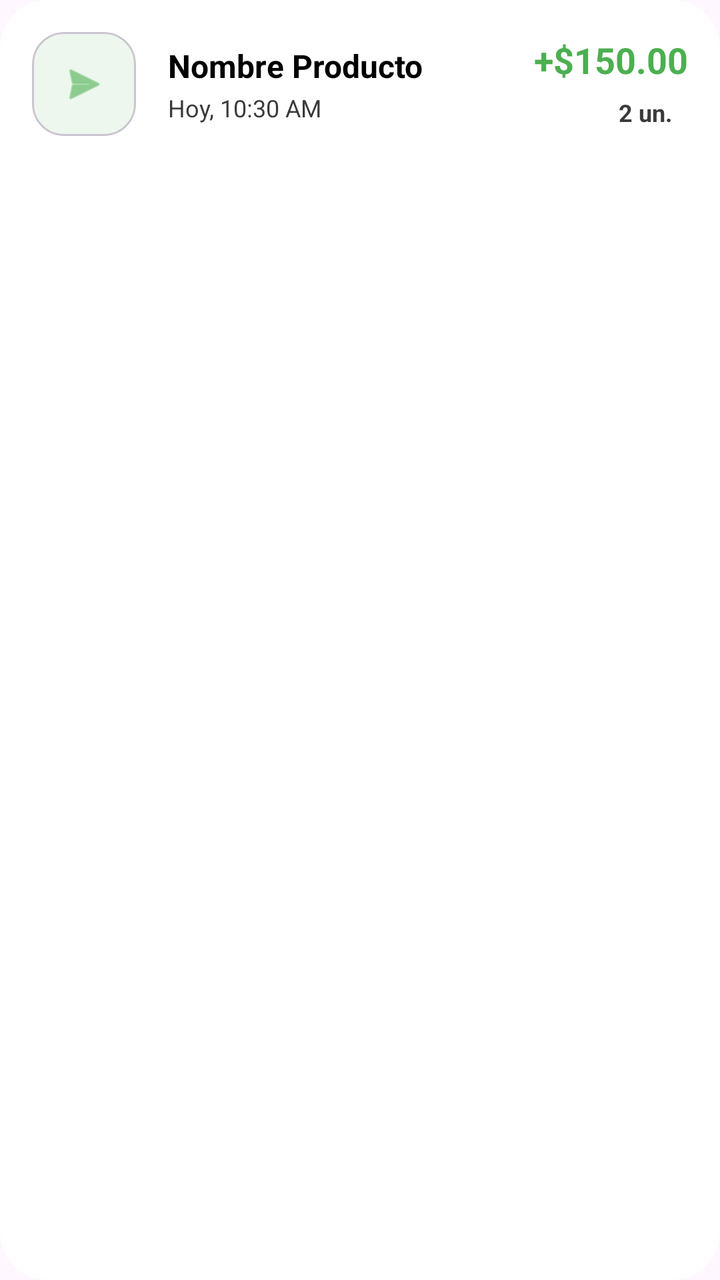
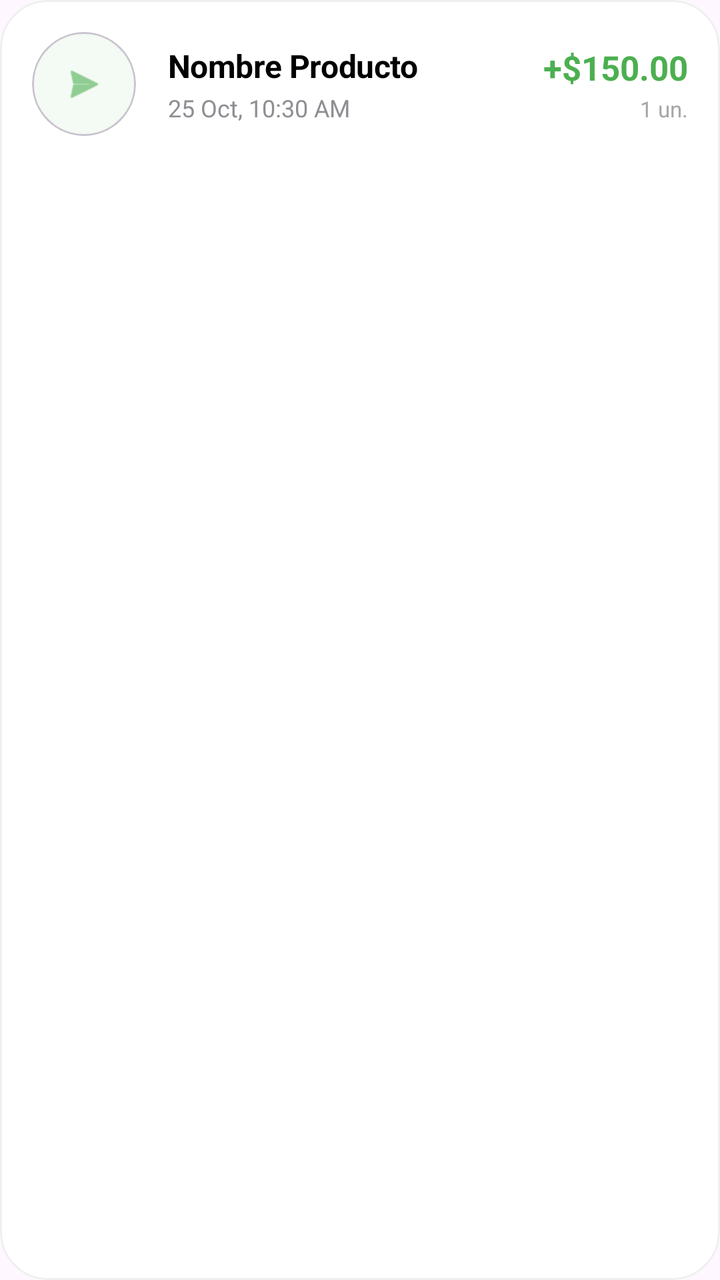

The first picture is an Android layout as it rendered before a commit; the second is the same layout after the commit. The layout source and the unified diff follow.
<!-- AndroidManifest.xml: application theme Theme.ActividadMenu -->
<!-- res/layout/item_transaccion.xml -->
<?xml version="1.0" encoding="utf-8"?>
<com.google.android.material.card.MaterialCardView xmlns:android="http://schemas.android.com/apk/res/android"
    xmlns:app="http://schemas.android.com/apk/res-auto"
    android:layout_width="match_parent"
    android:layout_height="wrap_content"
    android:layout_marginHorizontal="16dp"
    android:layout_marginVertical="6dp"
    app:cardCornerRadius="24dp"
    app:cardElevation="0dp"
    app:strokeWidth="1dp"
    app:strokeColor="#1AFFFFFF"
    app:cardBackgroundColor="@color/surface">

    <LinearLayout
        android:layout_width="match_parent"
        android:layout_height="wrap_content"
        android:orientation="horizontal"
        android:padding="16dp"
        android:gravity="center_vertical">

        <com.google.android.material.card.MaterialCardView
            android:id="@+id/cardIconType"
            android:layout_width="52dp"
            android:layout_height="52dp"
            app:cardCornerRadius="16dp"
            app:cardElevation="0dp"
            app:cardBackgroundColor="#1A4CAF50">
            <ImageView
                android:id="@+id/ivTransType"
                android:layout_width="24dp"
                android:layout_height="24dp"
                android:layout_gravity="center"
                android:src="@android:drawable/ic_menu_send"
                app:tint="#4CAF50" />
        </com.google.android.material.card.MaterialCardView>

        <LinearLayout
            android:layout_width="0dp"
            android:layout_height="wrap_content"
            android:layout_weight="1"
            android:layout_marginStart="16dp"
            android:orientation="vertical">

            <TextView
                android:id="@+id/tvTransNombre"
                android:layout_width="wrap_content"
                android:layout_height="wrap_content"
                android:text="Nombre Producto"
                android:textSize="16sp"
                android:textStyle="bold"
                android:textColor="@color/text_primary" />

            <TextView
                android:id="@+id/tvTransFecha"
                android:layout_width="wrap_content"
                android:layout_height="wrap_content"
                android:text="Hoy, 10:30 AM"
                android:textSize="12sp"
                android:textColor="@color/text_secondary"
                android:layout_marginTop="2dp" />
        </LinearLayout>

        <LinearLayout
            android:layout_width="wrap_content"
            android:layout_height="wrap_content"
            android:orientation="vertical"
            android:gravity="end">

            <TextView
                android:id="@+id/tvTransMonto"
                android:layout_width="wrap_content"
                android:layout_height="wrap_content"
                android:text="+$150.00"
                android:textSize="18sp"
                android:textStyle="bold"
                android:textColor="#4CAF50" />

            <TextView
                android:id="@+id/tvTransCant"
                android:layout_width="wrap_content"
                android:layout_height="wrap_content"
                android:text="2 un."
                android:textSize="12sp"
                android:textStyle="bold"
                android:textColor="@color/text_secondary"
                android:background="@drawable/badge_rounded_bg"
                android:backgroundTint="#0AFFFFFF"
                android:paddingHorizontal="8dp"
                android:paddingVertical="2dp"
                android:layout_marginTop="4dp" />
        </LinearLayout>
    </LinearLayout>
</com.google.android.material.card.MaterialCardView>
<!-- resources referenced by this layout -->
<resources>
  <color name="surface">#FFFFFF</color>
  <color name="text_primary">#000000</color>
  <color name="text_secondary">#3A3A3C</color>
  <!-- drawable badge_rounded_bg (drawable) -->
  <?xml version="1.0" encoding="utf-8"?>
  <shape xmlns:android="http://schemas.android.com/apk/res/android">
      <solid android:color="@color/badge_bg" />
      <corners android:radius="20dp" />
  </shape>
  <style name="Theme.ActividadMenu" parent="Base.Theme.ActividadMenu" />
  <color name="badge_bg">#E5E5EA</color>
  <style name="Base.Theme.ActividadMenu" parent="Theme.Material3.DayNight.NoActionBar">
          <item name="colorPrimary">@color/primary</item>
          <item name="colorPrimaryDark">@color/primary_dark</item>
          <item name="colorOnPrimary">@color/text_on_primary</item>
          
          
          <item name="colorSurface">@color/surface</item>
          <item name="colorSurfaceVariant">@color/surface_variant</item>
          <item name="colorOnSurface">@color/text_primary</item>
          <item name="colorOnSurfaceVariant">@color/text_secondary</item>
          <item name="colorOutline">@color/divider</item>
  
          <item name="android:statusBarColor">@color/primary</item>
          <item name="android:windowLightStatusBar">true</item>
          <item name="android:navigationBarColor">@color/background</item>
      </style>
  <color name="primary">#007AFF</color>
  <color name="primary_dark">#0056B3</color>
  <color name="text_on_primary">#FFFFFF</color>
  <color name="surface_variant">#E5E5EA</color>
  <color name="divider">#C6C6C8</color>
  <color name="background">#F2F2F7</color>
</resources>

<!-- the commit's change to res/layout/item_transaccion.xml (unified diff, before → after) -->
@@ -8,7 +8,7 @@
     app:cardCornerRadius="24dp"
     app:cardElevation="0dp"
     app:strokeWidth="1dp"
-    app:strokeColor="#1AFFFFFF"
+    app:strokeColor="#10000000"
     app:cardBackgroundColor="@color/surface">
 
     <LinearLayout
@@ -18,17 +18,18 @@
         android:padding="16dp"
         android:gravity="center_vertical">
 
+        
         <com.google.android.material.card.MaterialCardView
             android:id="@+id/cardIconType"
             android:layout_width="52dp"
             android:layout_height="52dp"
-            app:cardCornerRadius="16dp"
+            app:cardCornerRadius="26dp"
             app:cardElevation="0dp"
-            app:cardBackgroundColor="#1A4CAF50">
+            app:cardBackgroundColor="#104CAF50">
             <ImageView
                 android:id="@+id/ivTransType"
-                android:layout_width="24dp"
-                android:layout_height="24dp"
+                android:layout_width="22dp"
+                android:layout_height="22dp"
                 android:layout_gravity="center"
                 android:src="@android:drawable/ic_menu_send"
                 app:tint="#4CAF50" />
@@ -48,15 +49,16 @@
                 android:text="Nombre Producto"
                 android:textSize="16sp"
                 android:textStyle="bold"
-                android:textColor="@color/text_primary" />
+                android:textColor="@color/text_primary"
+                android:letterSpacing="-0.01" />
 
             <TextView
                 android:id="@+id/tvTransFecha"
                 android:layout_width="wrap_content"
                 android:layout_height="wrap_content"
-                android:text="Hoy, 10:30 AM"
+                android:text="25 Oct, 10:30 AM"
                 android:textSize="12sp"
-                android:textColor="@color/text_secondary"
+                android:textColor="@color/text_hint"
                 android:layout_marginTop="2dp" />
         </LinearLayout>
 
@@ -71,7 +73,7 @@
                 android:layout_width="wrap_content"
                 android:layout_height="wrap_content"
                 android:text="+$150.00"
-                android:textSize="18sp"
+                android:textSize="17sp"
                 android:textStyle="bold"
                 android:textColor="#4CAF50" />
 
@@ -79,15 +81,11 @@
                 android:id="@+id/tvTransCant"
                 android:layout_width="wrap_content"
                 android:layout_height="wrap_content"
-                android:text="2 un."
-                android:textSize="12sp"
-                android:textStyle="bold"
-                android:textColor="@color/text_secondary"
-                android:background="@drawable/badge_rounded_bg"
-                android:backgroundTint="#0AFFFFFF"
-                android:paddingHorizontal="8dp"
-                android:paddingVertical="2dp"
-                android:layout_marginTop="4dp" />
+                android:text="1 un."
+                android:textSize="11sp"
+                android:textColor="@color/text_hint"
+                android:alpha="0.8"
+                android:layout_marginTop="2dp" />
         </LinearLayout>
     </LinearLayout>
 </com.google.android.material.card.MaterialCardView>
<!-- resource entries referenced after the edit -->
@@ -1,28 +1,19 @@
 <!-- resources referenced by this layout -->
 <resources>
   <color name="surface">#FFFFFF</color>
+  <color name="text_hint">#8E8E93</color>
   <color name="text_primary">#000000</color>
   <color name="text_secondary">#3A3A3C</color>
-  <!-- drawable badge_rounded_bg (drawable) -->
-  <?xml version="1.0" encoding="utf-8"?>
-  <shape xmlns:android="http://schemas.android.com/apk/res/android">
-      <solid android:color="@color/badge_bg" />
-      <corners android:radius="20dp" />
-  </shape>
   <style name="Theme.ActividadMenu" parent="Base.Theme.ActividadMenu" />
-  <color name="badge_bg">#E5E5EA</color>
   <style name="Base.Theme.ActividadMenu" parent="Theme.Material3.DayNight.NoActionBar">
           <item name="colorPrimary">@color/primary</item>
           <item name="colorPrimaryDark">@color/primary_dark</item>
           <item name="colorOnPrimary">@color/text_on_primary</item>
-          
-          
           <item name="colorSurface">@color/surface</item>
           <item name="colorSurfaceVariant">@color/surface_variant</item>
           <item name="colorOnSurface">@color/text_primary</item>
           <item name="colorOnSurfaceVariant">@color/text_secondary</item>
           <item name="colorOutline">@color/divider</item>
-  
           <item name="android:statusBarColor">@color/primary</item>
           <item name="android:windowLightStatusBar">true</item>
           <item name="android:navigationBarColor">@color/background</item>
